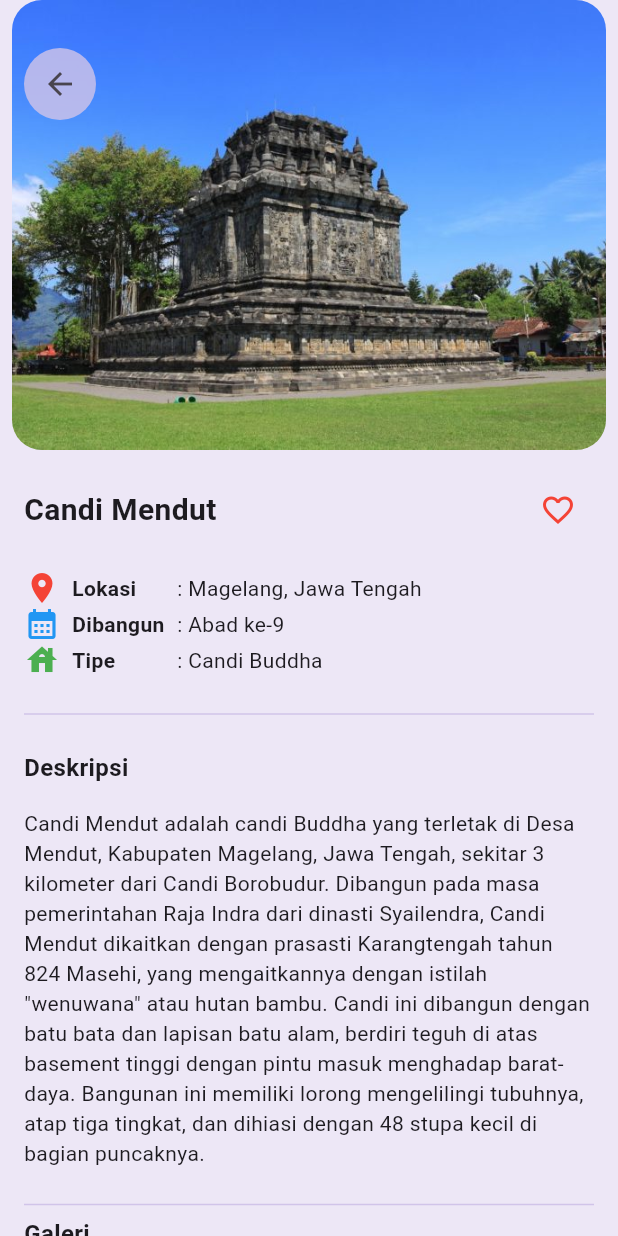
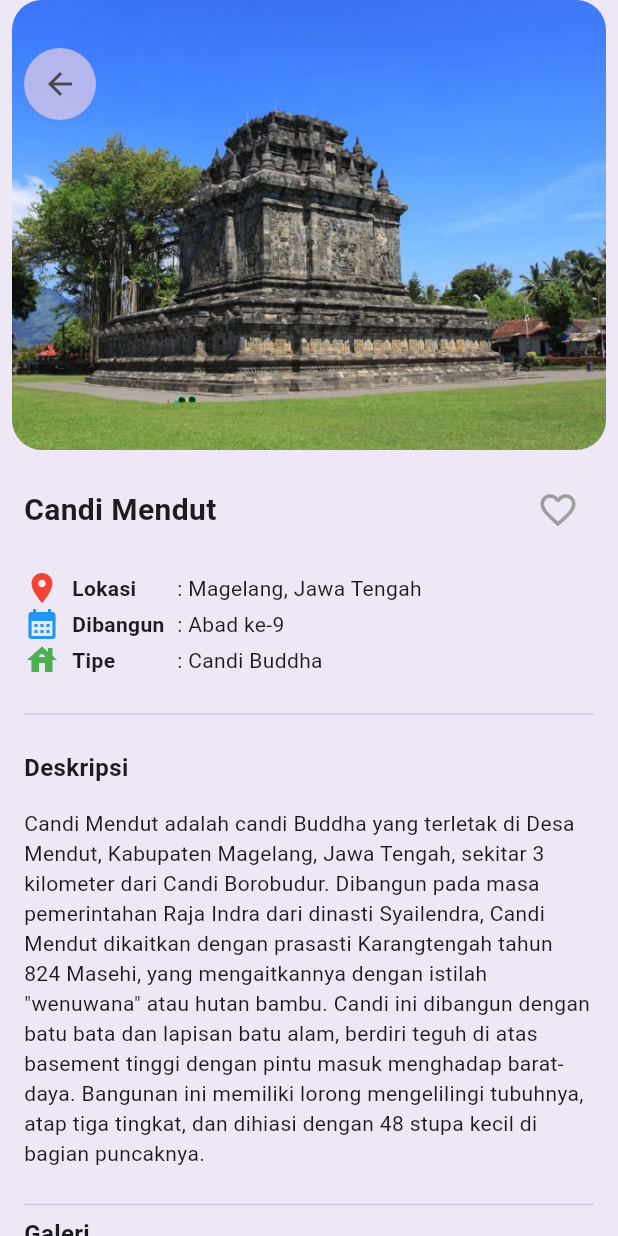
Before and after one commit to lily2428240145/wisatacandiyuliana, a Flutter app: the screen it shows after launch, after a tap on "Candi Mendut", on a phone screen of 412 x 824 dp. Run offline on Flutter 3.47's test engine with Material 3 defaults, Android fonts, the phone set to English and light mode, and no system bars; our stand-ins replace cached_network_image; network calls fail.

Commit message:
navigasi dan routing

```diff
--- a/lib/main.dart
+++ b/lib/main.dart
@@ -3,6 +3,10 @@ import 'package:flutter/material.dart';
 import 'package:provider/provider.dart';
 
 import 'package:wisata_candi/screens/home_screen.dart';
+import 'package:wisata_candi/screens/search_screen.dart';
+import 'package:wisata_candi/screens/favorite_screen.dart';
+import 'package:wisata_candi/screens/profile_screen.dart';
+
 import 'package:wisata_candi/providers/favorite_provider.dart';
 import 'package:wisata_candi/providers/auth_provider.dart';
 
@@ -51,7 +55,88 @@ class MyApp extends StatelessWidget {
         ),
         useMaterial3: true,
       ),
-      home: const HomeScreen(),
+      home: const MainScreen(),
     );
   }
 }
+
+// MainScreen
+class MainScreen extends StatefulWidget {
+  const MainScreen({super.key});
+
+  @override
+  State<MainScreen> createState() => _MainScreenState();
+}
+
+class _MainScreenState extends State<MainScreen> {
+
+  // Variabel index halaman
+  int _currentIndex = 0;
+
+  // Daftar halaman
+  final List<Widget> _children = [
+    const HomeScreen(),
+    const SearchScreen(),
+    const FavoriteScreen(),
+    const ProfileScreen(),
+  ];
+
+  @override
+  Widget build(BuildContext context) {
+    return Scaffold(
+      body: _children[_currentIndex],
+
+      // Bottom Navigation Bar
+      bottomNavigationBar: Theme(
+        data: Theme.of(context).copyWith(
+          canvasColor: Colors.deepPurple[50],
+        ),
+        child: BottomNavigationBar(
+          items: const [
+            BottomNavigationBarItem(
+              icon: Icon(
+                Icons.home,
+                color: Colors.deepPurple,
+              ),
+              label: 'Home',
+            ),
+            BottomNavigationBarItem(
+              icon: Icon(
+                Icons.search,
+                color: Colors.deepPurple,
+              ),
+              label: 'Search',
+            ),
+            BottomNavigationBarItem(
+              icon: Icon(
+                Icons.favorite,
+                color: Colors.deepPurple,
+              ),
+              label: 'Favorite',
+            ),
+            BottomNavigationBarItem(
+              icon: Icon(
+                Icons.person,
+                color: Colors.deepPurple,
+              ),
+              label: 'Profile',
+            ),
+          ],
+
+          currentIndex: _currentIndex,
+
+          onTap: (index) {
+            setState(() {
+              _currentIndex = index;
+            });
+          },
+
+          selectedItemColor: Colors.deepPurple,
+          unselectedItemColor: Colors.deepPurple[100],
+          showUnselectedLabels: true,
+          type: BottomNavigationBarType.fixed,
+        ),
+      ),
+    );
+  }
+}
--- a/lib/screens/detail_screen.dart
+++ b/lib/screens/detail_screen.dart
@@ -1,6 +1,8 @@
 
 import 'package:flutter/material.dart';
+import 'package:provider/provider.dart';
 import 'package:wisata_candi/models/candi.dart';
+import 'package:wisata_candi/providers/favorite_provider.dart';
 import 'package:cached_network_image/cached_network_image.dart';
 
 class DetailScreen extends StatelessWidget {
@@ -13,6 +15,9 @@ class DetailScreen extends StatelessWidget {
 
   @override
   Widget build(BuildContext context) {
+    final favoriteProvider = context.watch<FavoriteProvider>();
+    final isFavorite = favoriteProvider.isFavorite(candi.name);
+
     return Scaffold(
       body: SingleChildScrollView(
         child: Column(
@@ -67,6 +72,7 @@ class DetailScreen extends StatelessWidget {
                 children: [
                   const SizedBox(height: 16),
 
+                  // Nama dan Favorit
                   Row(
                     mainAxisAlignment: MainAxisAlignment.spaceBetween,
                     children: [
@@ -81,13 +87,16 @@ class DetailScreen extends StatelessWidget {
                       ),
                       IconButton(
                         onPressed: () {
-                          candi.isFavorite = !candi.isFavorite;
+                          context
+                              .read<FavoriteProvider>()
+                              .toggle(candi.name);
                         },
                         icon: Icon(
-                          candi.isFavorite
+                          isFavorite
                               ? Icons.favorite
                               : Icons.favorite_border,
-                          color: Colors.red,
+                          color: isFavorite ? Colors.red : Colors.grey,
+                          size: 28,
                         ),
                       ),
                     ],
@@ -95,6 +104,7 @@ class DetailScreen extends StatelessWidget {
 
                   const SizedBox(height: 16),
 
+                  // Lokasi
                   Row(
                     children: [
                       const Icon(Icons.place, color: Colors.red),
@@ -103,13 +113,16 @@ class DetailScreen extends StatelessWidget {
                         width: 70,
                         child: Text(
                           'Lokasi',
-                          style: TextStyle(fontWeight: FontWeight.bold),
+                          style: TextStyle(
+                            fontWeight: FontWeight.bold,
+                          ),
                         ),
                       ),
                       Expanded(child: Text(': ${candi.location}')),
                     ],
                   ),
 
+                  // Tahun pembangunan
                   Row(
                     children: [
                       const Icon(
@@ -121,13 +134,16 @@ class DetailScreen extends StatelessWidget {
                         width: 70,
                         child: Text(
                           'Dibangun',
-                          style: TextStyle(fontWeight: FontWeight.bold),
+                          style: TextStyle(
+                            fontWeight: FontWeight.bold,
+                          ),
                         ),
                       ),
                       Expanded(child: Text(': ${candi.built}')),
                     ],
                   ),
 
+                  // Tipe
                   Row(
                     children: [
                       const Icon(Icons.house, color: Colors.green),
@@ -136,7 +152,9 @@ class DetailScreen extends StatelessWidget {
                         width: 70,
                         child: Text(
                           'Tipe',
-                          style: TextStyle(fontWeight: FontWeight.bold),
+                          style: TextStyle(
+                            fontWeight: FontWeight.bold,
+                          ),
                         ),
                       ),
                       Expanded(child: Text(': ${candi.type}')),
```
Also changed, not shown: lib/screens/favorite_screen.dart (added, +61 -0 lines), lib/screens/favourite_screen.dart (deleted, +0 -23 lines), lib/screens/sign_in_screen.dart (+12 -6 lines), lib/screens/sign_up_screen.dart (added, +136 -0 lines).
